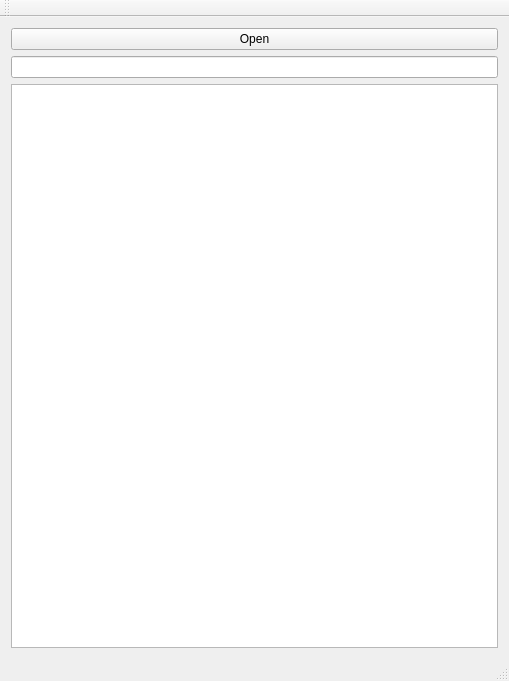
michas-eu/mc_base64_img, file mainwindow.ui: the form before one commit.
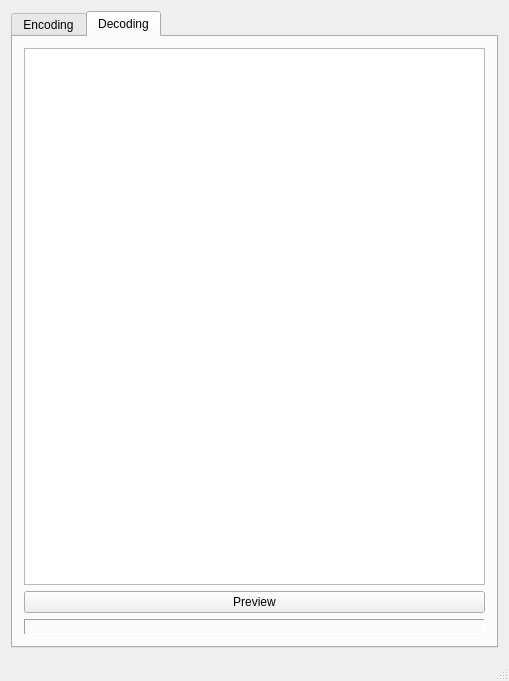
The form after the commit. The open tabs and pages were chosen to show the change.

Commit message: Add decoding (preview).

The edit to the form file:
```diff
--- a/mainwindow.ui
+++ b/mainwindow.ui
@@ -14,7 +14,20 @@
    <string>MainWindow</string>
   </property>
   <widget class="QWidget" name="centralWidget">
-   <layout class="QVBoxLayout" name="verticalLayout">
+   <layout class="QVBoxLayout" name="verticalLayout_3">
+    <item>
+     <widget class="QTabWidget" name="tabWidget">
+      <property name="tabShape">
+       <enum>QTabWidget::Rounded</enum>
+      </property>
+      <property name="currentIndex">
+       <number>0</number>
+      </property>
+      <widget class="QWidget" name="tab_e">
+       <attribute name="title">
+        <string>Encoding</string>
+       </attribute>
+       <layout class="QVBoxLayout" name="verticalLayout_2">
     <item>
      <widget class="QPushButton" name="btn_open">
       <property name="text">
@@ -30,23 +43,39 @@
     </item>
    </layout>
   </widget>
-  <widget class="QMenuBar" name="menuBar">
-   <property name="geometry">
-    <rect>
-     <x>0</x>
-     <y>0</y>
-     <width>509</width>
-     <height>27</height>
-    </rect>
-   </property>
-  </widget>
-  <widget class="QToolBar" name="mainToolBar">
-   <attribute name="toolBarArea">
-    <enum>TopToolBarArea</enum>
-   </attribute>
-   <attribute name="toolBarBreak">
-    <bool>false</bool>
-   </attribute>
+      <widget class="QWidget" name="tab_d">
+       <attribute name="title">
+        <string>Decoding</string>
+       </attribute>
+       <layout class="QVBoxLayout" name="verticalLayout">
+        <item>
+         <widget class="QPlainTextEdit" name="base64_input"/>
+        </item>
+        <item>
+         <widget class="QPushButton" name="btn_convert">
+          <property name="text">
+           <string>Preview</string>
+          </property>
+         </widget>
+        </item>
+        <item>
+         <widget class="QLabel" name="img_box">
+          <property name="frameShape">
+           <enum>QFrame::Panel</enum>
+          </property>
+          <property name="frameShadow">
+           <enum>QFrame::Sunken</enum>
+          </property>
+          <property name="text">
+           <string/>
+          </property>
+         </widget>
+        </item>
+       </layout>
+      </widget>
+     </widget>
+    </item>
+   </layout>
   </widget>
   <widget class="QStatusBar" name="statusBar"/>
  </widget>
```
Lines whose indentation alone changed are shown as unchanged. The commit also changes 5 other files.
